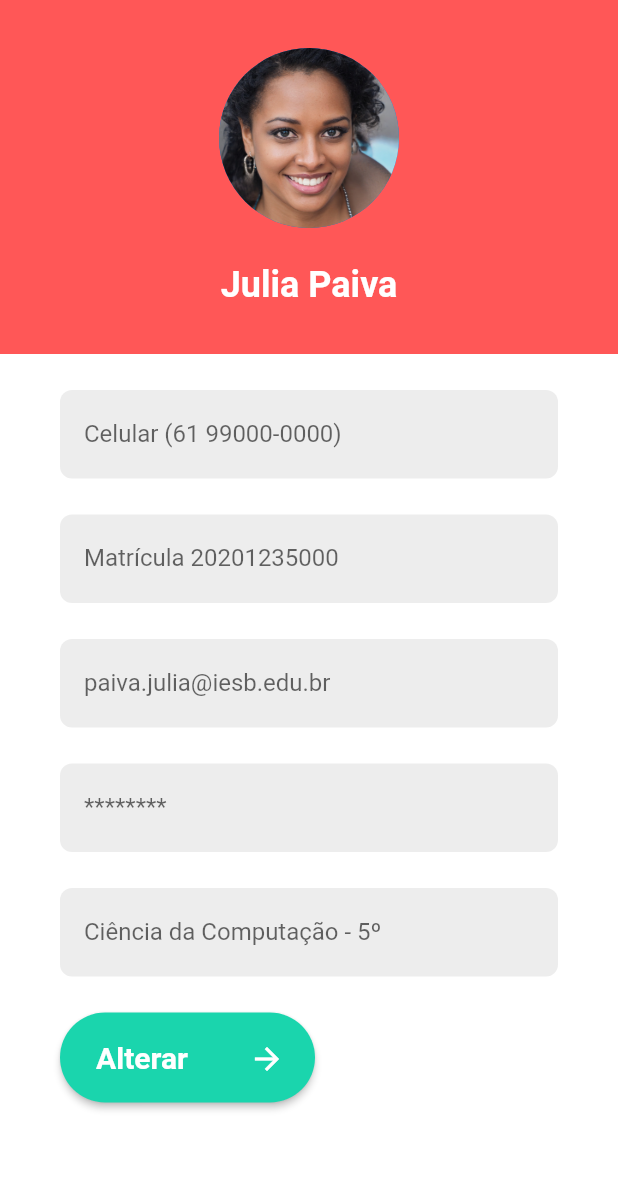
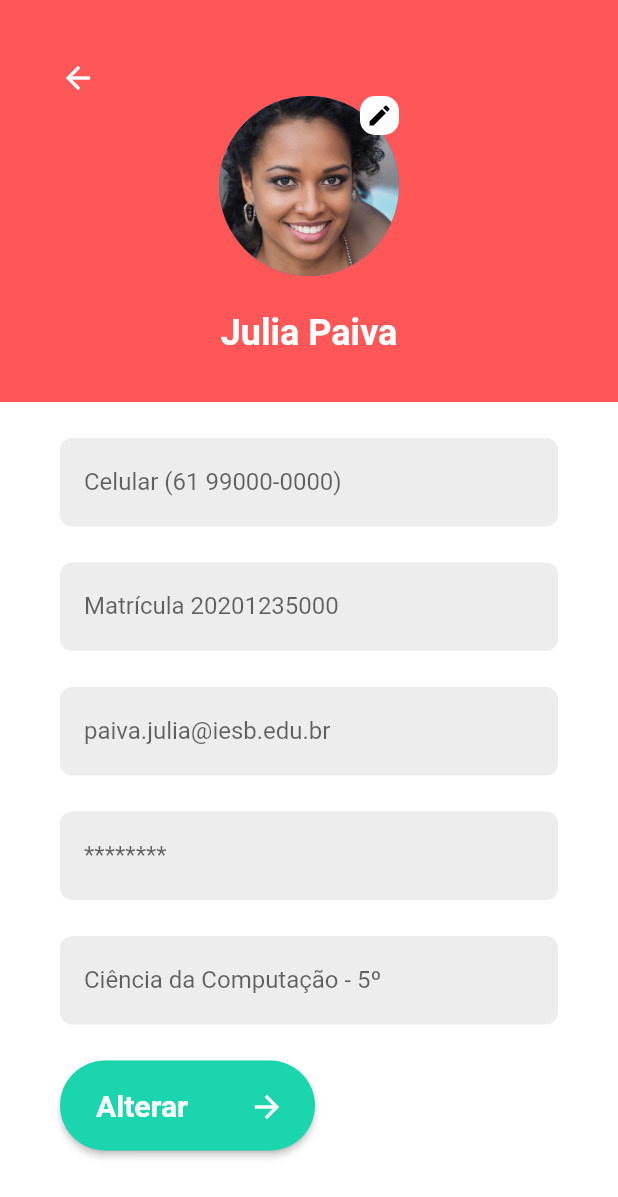
Before and after one commit to maisamrr/caronasIESB, a Flutter app: the Faq screen opened directly, after a tap on the "arrow back" icon, after a tap on the "edit document" icon, on a phone screen of 412 x 824 dp. Shown: the top 1197 px of the screen. Run offline on Flutter 3.47's test engine with Material 2 defaults, Android fonts, the phone set to English and light mode, and no system bars; our stand-ins replace flutter_svg; Roboto replaces fonts that are missing (Inria).

Commit message:
:sparkles: #55 perfil do usuário alterado

```diff
--- a/lib/main.dart
+++ b/lib/main.dart
@@ -4,6 +4,7 @@ import 'package:caronapp/screens/destino.dart';
 import 'package:caronapp/screens/homecarona.dart';
 import 'package:caronapp/screens/login.dart';
 import 'package:caronapp/screens/oferecercarona.dart';
+import 'package:caronapp/screens/perfilusuario.dart';
 import 'package:flutter/material.dart';
 
 void main() {
@@ -29,7 +30,7 @@ class MyApp extends StatelessWidget {
       },
       home: Builder(
         builder: (context) {
-          return AguardandoInicio();
+          return PerfilUsuario();
         },
       ),
     );
--- a/lib/screens/perfilusuario.dart
+++ b/lib/screens/perfilusuario.dart
@@ -28,13 +28,54 @@ class _PerfilUsuario extends State<PerfilUsuario> {
                 child: Column(
                   children: [
                     //FOTO
-                    Padding(
-                      padding: const EdgeInsets.only(top: 32.0),
-                      child: RoundProfilePicture(
-                        photoPath: 'assets/images/imgprofilejulia.png',
-                        size: 120,
+                    Align(
+                      alignment: Alignment.topLeft,
+                      child: Padding(
+                        padding: const EdgeInsets.only(top: 40.0, left: 40.0),
+                        child: GestureDetector(
+                          child: const Icon(
+                            Icons.arrow_back,
+                            size: 24,
+                            color: Colors.white,
+                          ),
+                          onTap: () => {
+                            Navigator.pushReplacement(
+                                context,
+                                MaterialPageRoute(
+                                    builder: (context) => Atividades()))
+                          },
+                        ),
                       ),
                     ),
+                    //FOTO INICIO
+                    GestureDetector(
+                      child: Stack(
+                        children: [
+                          RoundProfilePicture(
+                            photoPath: 'assets/images/imgprofilejulia.png',
+                            size: 120,
+                          ),
+                          Positioned(
+                            top: 0,
+                            right: 0,
+                            child: Container(
+                              decoration: BoxDecoration(
+                                color: Colors.white,
+                                borderRadius: BorderRadius.circular(10),
+                              ),
+                              padding: const EdgeInsets.all(4),
+                              child: const Icon(
+                                Icons.edit,
+                                color: Colors.black,
+                                size: 18,
+                              ),
+                            ),
+                          ),
+                        ],
+                      ),
+                      onTap: () => {},
+                    ),
+                    //FOTO FIM
                     const Padding(
                       padding: EdgeInsets.only(top: 24.0, bottom: 32.0),
                       child: Text(
```
